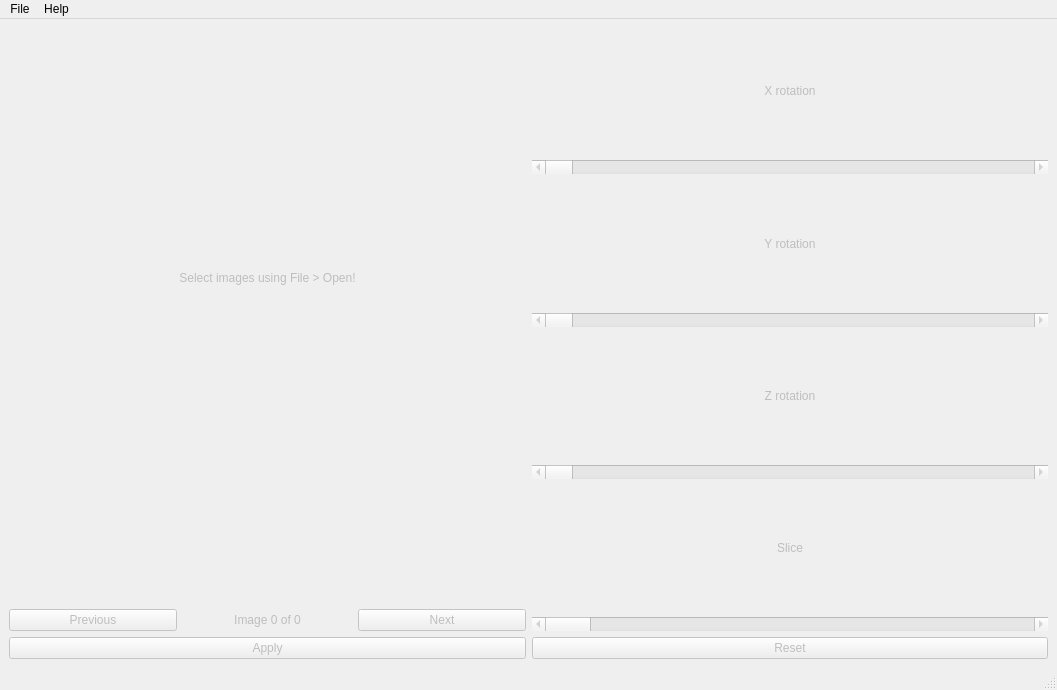
First picture: the form in src/GUI/main.ui, repository NIRALUser/NeuroRuler, before the edit.
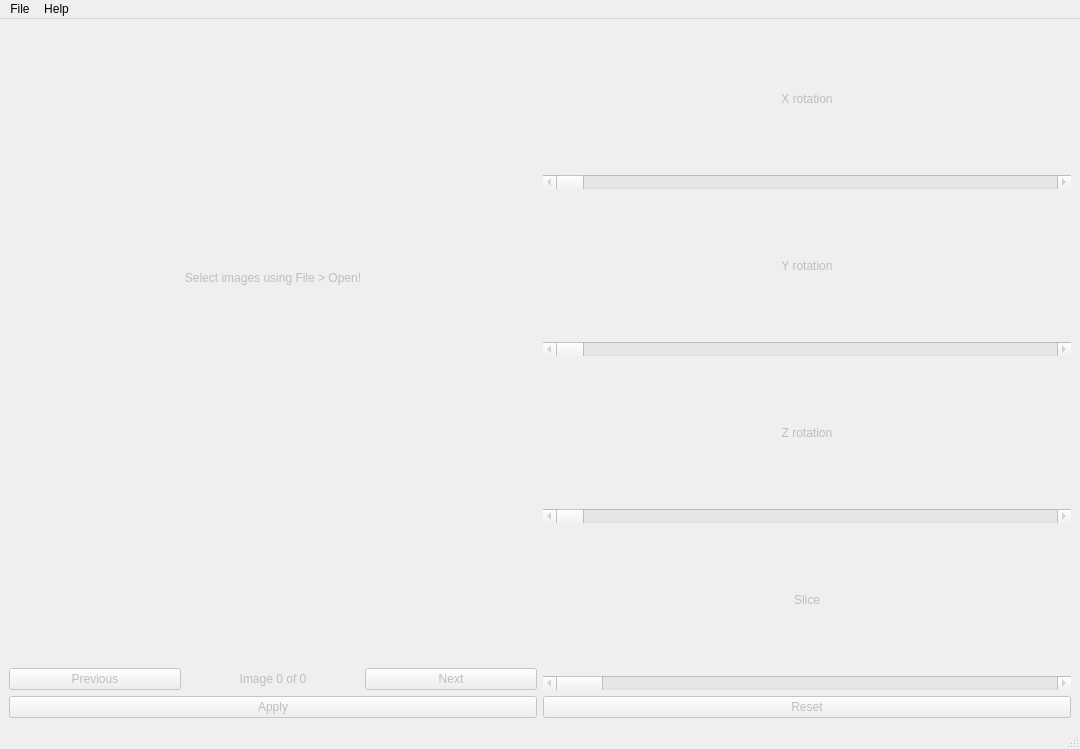
Second picture: the form after the edit.

```diff
--- a/src/GUI/main.ui
+++ b/src/GUI/main.ui
@@ -6,8 +6,8 @@
    <rect>
     <x>0</x>
     <y>0</y>
-    <width>1057</width>
-    <height>690</height>
+    <width>1080</width>
+    <height>749</height>
    </rect>
   </property>
   <property name="windowTitle">
@@ -253,7 +253,7 @@
     <rect>
      <x>0</x>
      <y>0</y>
-     <width>1057</width>
+     <width>1080</width>
      <height>24</height>
     </rect>
    </property>
```
Left out of the diff: 3 changed lines with no effect on the pictures.
